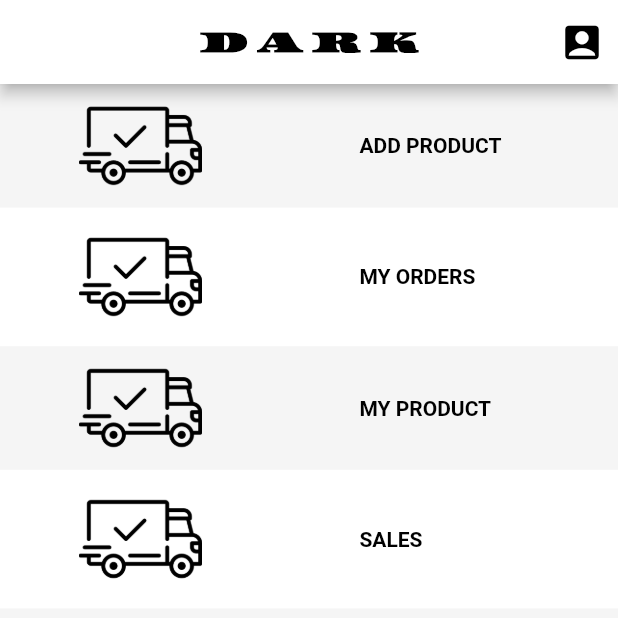
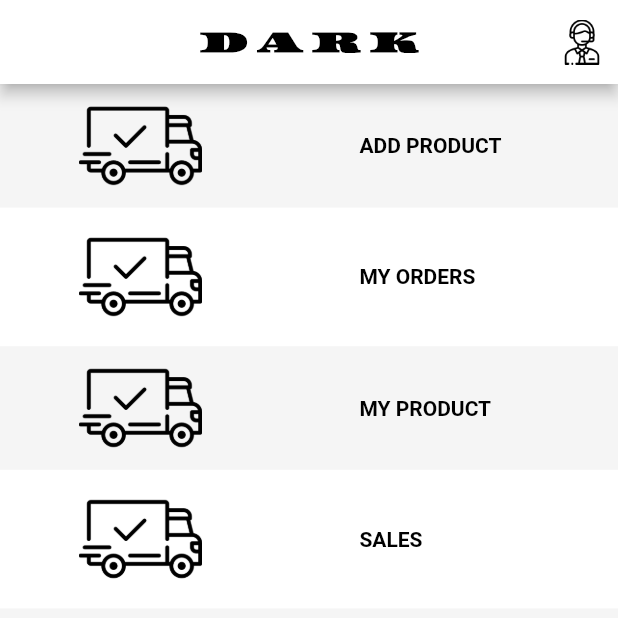
Before and after one commit to ABNG/flutter_dark_store_from_android_studio, a Flutter app: the screen it shows after launch, after a tap on "LOGIN", on a phone screen of 412 x 824 dp, the top half of it. Run offline on Flutter 3.47's test engine with Material 2 defaults, Android fonts, the phone set to English and light mode, and no system bars; our stand-ins replace flutter_colorpicker, image_picker.

Commit message:
fourth commit

```diff
--- a/lib/reusable_widgets/appbar_icon.dart
+++ b/lib/reusable_widgets/appbar_icon.dart
@@ -1,3 +1,4 @@
+import 'package:flutter/cupertino.dart';
 import 'package:flutter/material.dart';
 import 'package:flutter_dark_store/app_screens/get_help.dart';
 
@@ -5,13 +6,12 @@ class AppbarIcon extends StatelessWidget {
   @override
   Widget build(BuildContext context) {
     return IconButton(
-      onPressed: () => Navigator.push(context,
-          MaterialPageRoute(builder: (BuildContext context) => GetHelp())),
-      icon: Icon(
-        Icons.account_box,
-        color: Colors.black,
-        size: 30,
-      ),
-    );
+        onPressed: () => Navigator.push(context,
+            MaterialPageRoute(builder: (BuildContext context) => GetHelp())),
+        icon: Image.asset(
+          'images/consulting.png',
+          fit: BoxFit.cover,
+          width: 30,
+        ));
   }
 }
```
Also changed, not shown: images/consulting.png (added).
